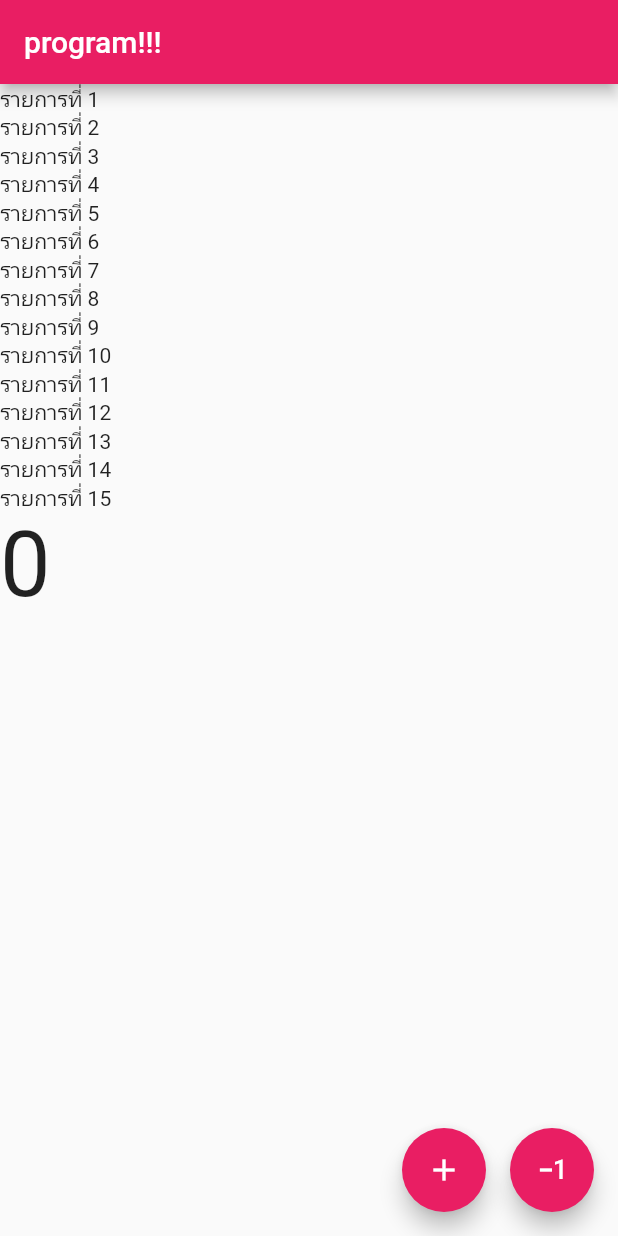
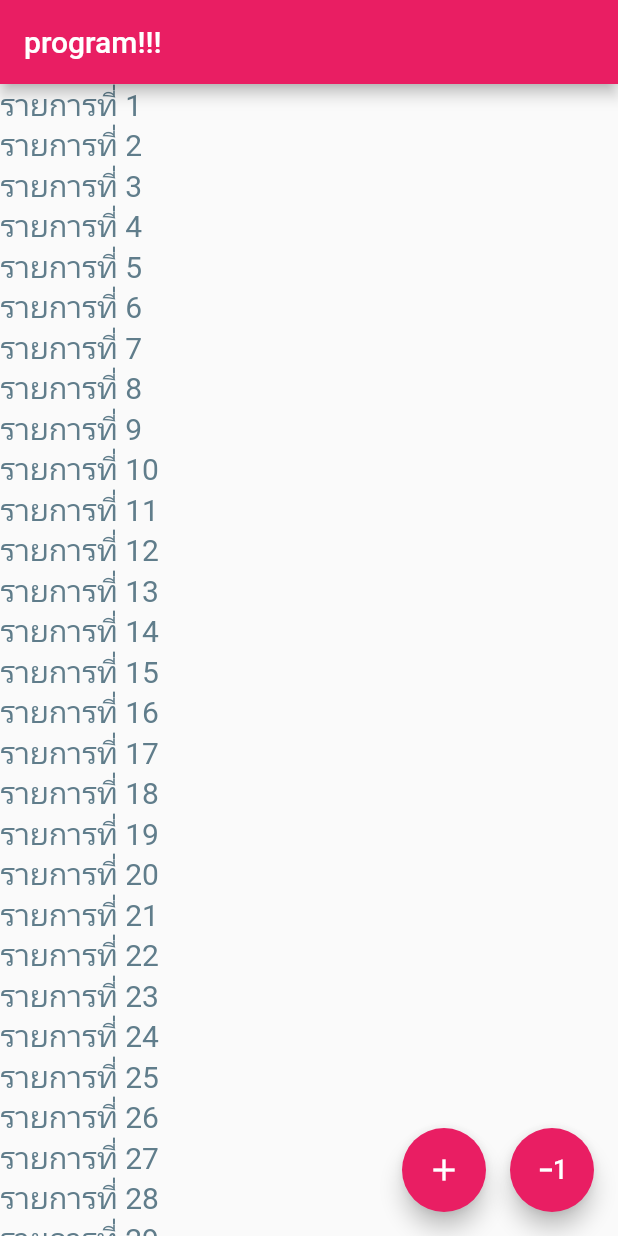
Before and after one commit to napassorn29/basic_flutter, a Flutter app: the screen it shows after launch, on a phone screen of 412 x 824 dp. Run offline on Flutter 3.47's test engine with Material 2 defaults, Android fonts, the phone set to English and light mode, and no system bars.

Commit message:
slide data in app cuz have data too much

```diff
--- a/basic_flutter/basic_flutter/lib/main.dart
+++ b/basic_flutter/basic_flutter/lib/main.dart
@@ -45,7 +45,7 @@ class _MyHomePageState extends State<MyHomePage> {
       ),
       body: Center(
         child: ListView(
-          children: getData(15),
+          children: getData(30),
         ),
       ),
       floatingActionButton: Row(
@@ -85,7 +85,10 @@ class _MyHomePageState extends State<MyHomePage> {
 // กลุ่มข้อมูล text widget เก็บไว้ในตัวแปรชื่อ data
     List<Widget> data = [];
     for (var i = 0; i < count; i++) {
-      data.add(Text("รายการที่ ${i + 1}"));
+      data.add(Text(
+        "รายการที่ ${i + 1}",
+        style: TextStyle(fontSize: 20, color: Colors.blueGrey),
+      ));
     }
     data.add(
       Text(
```
